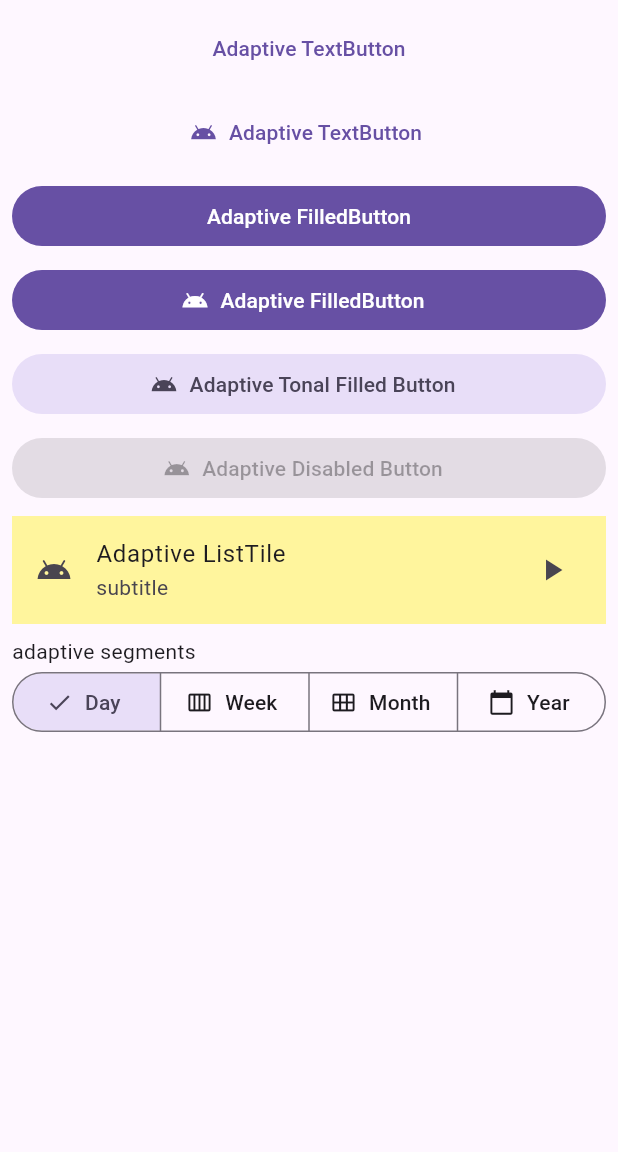
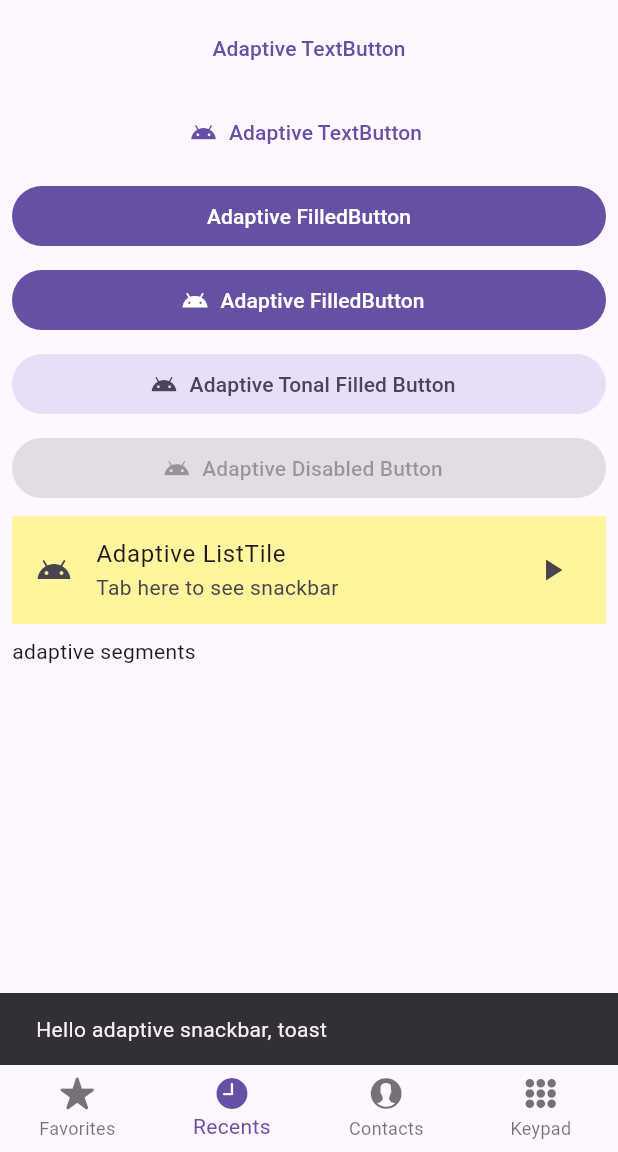
Before and after one commit to koriai/adaptive_extensions, a Flutter app: the screen it shows after launch, after a tap on "Adaptive TextButton", on a phone screen of 412 x 824 dp, the part 84-1236 px from its top. Run offline on Flutter 3.47's test engine with Material 3 defaults, Android fonts, the phone set to English and light mode, and no system bars.

Commit message:
update snackbar, theme, and readme

````diff
--- a/example/lib/main.dart
+++ b/example/lib/main.dart
@@ -1,6 +1,8 @@
+import 'dart:developer';
 import 'dart:io';
 
 import 'package:adaptive_extensions/adaptive_extensions.dart';
+import 'package:example/theme.dart';
 import 'package:flutter/cupertino.dart';
 import 'package:flutter/material.dart';
 
@@ -17,6 +19,7 @@ class MyApp extends StatelessWidget {
   @override
   Widget build(BuildContext context) {
     return const MaterialApp(
+      // theme: MyTheme.light,
       title: 'Adaptive Extensions',
       home: MyHomePage(title: 'Adaptive Extensions'),
     );
@@ -35,7 +38,7 @@ class MyHomePage extends StatefulWidget {
 class _MyHomePageState extends State<MyHomePage> {
   bool forceCupertino = Platform.isIOS;
   Calendar calendarView = Calendar.day;
-
+  GlobalKey bottomNaviKey = GlobalKey(debugLabel: 'bottomNavi');
   @override
   void initState() {
     // TODO: implement initState
@@ -44,6 +47,16 @@ class _MyHomePageState extends State<MyHomePage> {
 
   @override
   Widget build(BuildContext context) {
+    void showAdaptiveSnackbar() {
+      ScaffoldMessenger.of(context).clearSnackBars();
+      ScaffoldMessenger.of(context).showSnackBar(const SnackBar(
+        content: Text('Hello adaptive snackbar, toast'),
+      ).adaptive(
+        forceCupertino: forceCupertino,
+        forceMaterial: !forceCupertino,
+      ));
+    }
+
     return Scaffold(
       appBar: AppBar(
         backgroundColor: Theme.of(context).colorScheme.inversePrimary,
@@ -59,13 +72,37 @@ class _MyHomePageState extends State<MyHomePage> {
               }),
         ],
       ),
+      bottomNavigationBar: BottomNavigationBar(
+        key: bottomNaviKey,
+        currentIndex: 1,
+        type: BottomNavigationBarType.fixed,
+        items: const <BottomNavigationBarItem>[
+          BottomNavigationBarItem(
+            icon: Icon(CupertinoIcons.star_fill),
+            label: 'Favorites',
+          ),
+          BottomNavigationBarItem(
+            icon: Icon(CupertinoIcons.clock_solid),
+            label: 'Recents',
+          ),
+          BottomNavigationBarItem(
+            icon: Icon(CupertinoIcons.person_alt_circle_fill),
+            label: 'Contacts',
+          ),
+          BottomNavigationBarItem(
+            icon: Icon(CupertinoIcons.circle_grid_3x3_fill),
+            label: 'Keypad',
+          ),
+        ],
+      ).adaptive(
+        forceCupertino: forceCupertino,
+        forceMaterial: !forceCupertino,
+      ),
       body: ListView(
         padding: const EdgeInsets.all(8.0),
         children: <Widget>[
           TextButton(
-                  onPressed: () {
-                    print("Hello TextButton");
-                  },
+                  onPressed: showAdaptiveSnackbar,
                   child: const Text("Adaptive TextButton"))
               .adaptive(
             forceCupertino: forceCupertino,
@@ -87,9 +124,7 @@ class _MyHomePageState extends State<MyHomePage> {
           ),
           const SizedBox(height: 8),
           FilledButton(
-                  onPressed: () {
-                    print("Hello FilledButton");
-                  },
+                  onPressed: showAdaptiveSnackbar,
                   child: const Text("Adaptive FilledButton"))
               .adaptive(
             forceCupertino: forceCupertino,
@@ -135,9 +170,10 @@ class _MyHomePageState extends State<MyHomePage> {
           ),
           const SizedBox(height: 8),
           ListTile(
+            onTap: showAdaptiveSnackbar,
             leading: Icon(forceCupertino ? Icons.apple : Icons.android),
             title: const Text("Adaptive ListTile"),
-            subtitle: const Text("subtitle"),
+            subtitle: const Text("Tab here to see snackbar"),
             tileColor: Colors.yellow[200],
             trailing: const Icon(Icons.play_arrow),
           ).adaptive(
@@ -149,35 +185,35 @@ class _MyHomePageState extends State<MyHomePage> {
           ),
           const SizedBox(height: 8),
           const Text('adaptive segments'),
-          SegmentedButton(
-            segments: const [
-              ButtonSegment<Calendar>(
-                  value: Calendar.day,
-                  label: Text('Day'),
-                  icon: Icon(Icons.calendar_view_day)),
-              ButtonSegment<Calendar>(
-                  value: Calendar.week,
-                  label: Text('Week'),
-                  icon: Icon(Icons.calendar_view_week)),
-              ButtonSegment<Calendar>(
-                  value: Calendar.month,
-                  label: Text('Month'),
-                  icon: Icon(Icons.calendar_view_month)),
-              ButtonSegment<Calendar>(
-                  value: Calendar.year,
-                  label: Text('Year'),
-                  icon: Icon(Icons.calendar_today)),
-            ],
-            selected: <Calendar>{calendarView},
-            onSelectionChanged: (Set<Calendar> newSelection) {
-              setState(() {
-                calendarView = newSelection.first;
-              });
-            },
-          ).adaptive(
-            forceCupertino: forceCupertino,
-            forceMaterial: !forceCupertino,
-          ),
+          // SegmentedButton(
+          //   segments: const [
+          //     ButtonSegment<Calendar>(
+          //         value: Calendar.day,
+          //         label: Text('Day'),
+          //         icon: Icon(Icons.calendar_view_day)),
+          //     ButtonSegment<Calendar>(
+          //         value: Calendar.week,
+          //         label: Text('Week'),
+          //         icon: Icon(Icons.calendar_view_week)),
+          //     ButtonSegment<Calendar>(
+          //         value: Calendar.month,
+          //         label: Text('Month'),
+          //         icon: Icon(Icons.calendar_view_month)),
+          //     ButtonSegment<Calendar>(
+          //         value: Calendar.year,
+          //         label: Text('Year'),
+          //         icon: Icon(Icons.calendar_today)),
+          //   ],
+          //   selected: <Calendar>{calendarView},
+          //   onSelectionChanged: (Set<Calendar> newSelection) {
+          //     setState(() {
+          //       calendarView = newSelection.first;
+          //     });
+          //   },
+          // ).adaptive(
+          //   forceCupertino: forceCupertino,
+          //   forceMaterial: !forceCupertino,
+          // ),
           const SizedBox(height: 8),
         ],
       ),
--- /dev/null
+++ b/example/lib/theme.dart
@@ -0,0 +1,8 @@
+import 'package:adaptive_extensions/adaptive_extensions.dart';
+import 'package:flutter/material.dart';
+
+class MyTheme {
+  static final light = ThemeData(
+      // snackBarTheme: SnackBarThemeData().adaptive(),
+      );
+}
--- a/lib/adaptive_extensions.dart
+++ b/lib/adaptive_extensions.dart
@@ -1,6 +1,10 @@
 library adaptive_extensions;
 
-export 'src/adaptive_text_button.dart';
-export 'src/adaptive_filled_button.dart';
-export 'src/adaptive_listtile.dart';
-export 'src/adaptive_segment.dart';
+export 'src/widgets/adaptive_bottom_navigation_bar.dart';
+export 'src/widgets/adaptive_text_button.dart';
+export 'src/widgets/adaptive_filled_button.dart';
+export 'src/widgets/adaptive_listtile.dart';
+export 'src/widgets/adaptive_segment.dart';
+export 'src/widgets/adaptive_snackbar_toast.dart';
+
+export 'src/theme/adaptive_snackbar_toast.dart';
--- /dev/null
+++ b/lib/src/theme/adaptive_snackbar_toast.dart
@@ -0,0 +1,33 @@
+import 'dart:io' show Platform;
+
+import 'package:flutter/material.dart';
+
+///
+/// This is Snackbar Themedata
+/// Add this on your Theme
+///
+/// [iOS]
+/// ㄴ[]
+/// ㄴ[SnackBarBehavior.floating]
+/// ```dart
+/// Theme(
+///   SnackbarTheme: SnackBarThemeData().adaptive
+/// )
+/// ```
+extension AdaptiveSnackBarThemeData on SnackBarThemeData {
+  SnackBarThemeData adaptive({
+    bool forceCupertino = false,
+    bool forceMaterial = false,
+  }) {
+    if ((forceCupertino || Platform.isIOS || Platform.isMacOS) &&
+        !forceMaterial) {
+      return SnackBarThemeData(
+        shape: RoundedRectangleBorder(
+          borderRadius: BorderRadius.circular(99),
+        ),
+        behavior: SnackBarBehavior.floating,
+      );
+    }
+    return this;
+  }
+}
--- /dev/null
+++ b/lib/src/widgets/adaptive_bottom_navigation_bar.dart
@@ -0,0 +1,21 @@
+import 'dart:io' show Platform;
+
+import 'package:flutter/material.dart';
+import 'package:flutter/cupertino.dart';
+
+/// ```dart
+///
+/// ```
+extension AdaptiveTabBar on BottomNavigationBar {
+  ///
+  Widget adaptive({
+    bool forceCupertino = false,
+    bool forceMaterial = false,
+  }) {
+    if ((forceCupertino || Platform.isIOS || Platform.isMacOS) &&
+        !forceMaterial) {
+      return CupertinoTabBar(items: items);
+    }
+    return this;
+  }
+}
--- a/lib/src/adaptive_filled_button.dart
+++ b/lib/src/widgets/adaptive_filled_button.dart
@@ -4,7 +4,7 @@ import 'package:flutter/foundation.dart';
 import 'package:flutter/material.dart';
 import 'package:flutter/cupertino.dart';
 
-import 'utils/axis_alignment.dart';
+import '../utils/axis_alignment.dart';
 
 extension AdaptiveFilledButton on FilledButton {
   /// [Platform.isIOS] || [Platform.isMacOS]
--- a/lib/src/adaptive_segment.dart
+++ b/lib/src/widgets/adaptive_segment.dart
@@ -1,11 +1,9 @@
 import 'dart:io' show Platform;
 
-import 'package:flutter/foundation.dart';
 import 'package:flutter/material.dart';
 import 'package:flutter/cupertino.dart';
 
-import 'utils/axis_alignment.dart';
-
+///
 extension AdaptiveSegmentedButton on SegmentedButton {
   Widget adaptive({
     bool forceCupertino = false,
--- /dev/null
+++ b/lib/src/widgets/adaptive_snackbar_toast.dart
@@ -0,0 +1,35 @@
+import 'dart:io' show Platform;
+
+import 'package:flutter/material.dart';
+import 'package:flutter/cupertino.dart';
+
+///
+/// This is Snackbar Themedata
+/// Add this on your Theme
+///
+/// [iOS]
+/// ㄴ[]
+/// ㄴ[SnackBarBehavior.floating]
+/// ```dart
+/// Theme(
+///   SnackbarTheme: SnackBarThemeData().adaptive
+/// )
+/// ```
+extension AdaptiveSnackBar on SnackBar {
+  SnackBar adaptive({
+    bool forceCupertino = false,
+    bool forceMaterial = false,
+  }) {
+    if ((forceCupertino || Platform.isIOS || Platform.isMacOS) &&
+        !forceMaterial) {
+      return SnackBar(
+        content: content,
+        shape: RoundedRectangleBorder(
+          borderRadius: BorderRadius.circular(99),
+        ),
+        behavior: SnackBarBehavior.floating,
+      );
+    }
+    return this;
+  }
+}
--- a/lib/src/adaptive_text_button.dart
+++ b/lib/src/widgets/adaptive_text_button.dart
@@ -3,7 +3,7 @@ import 'dart:io' show Platform;
 import 'package:flutter/material.dart';
 import 'package:flutter/cupertino.dart';
 
-import 'utils/axis_alignment.dart';
+import '../utils/axis_alignment.dart';
 
 extension AdaptiveTextButton on TextButton {
   /// [Platform.isIOS] || [Platform.isMacOS]
````
Also changed, not shown: lib/src/widgets/adaptive_listtile.dart (renamed from lib/src/adaptive_listtile.dart), 1 other file.
